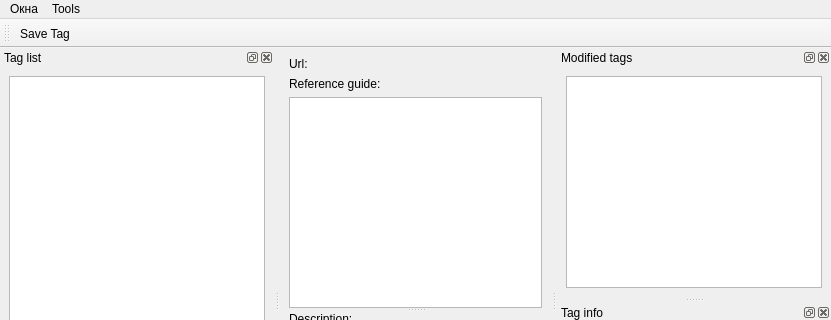
gil9red/SimplePyScripts, file preparation_description_tag_stackoverflow/mainwindow.ui: the form before one commit; both pictures show x 0 to 831 and y 0 to 320 of the 831 by 573 pixel window.
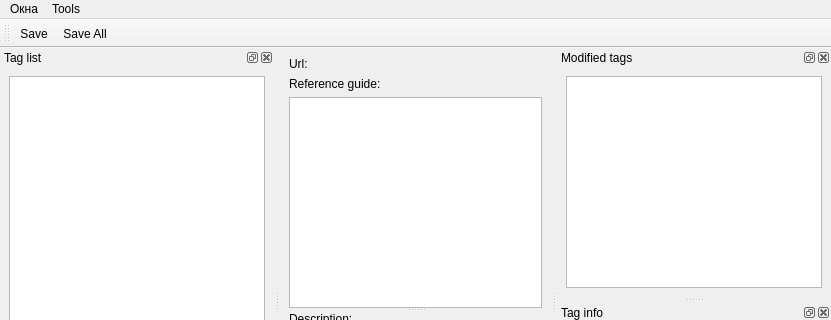
The form after the commit.

Commit message: Добавление кнопки сохранения всех тегов Изменение состояния тега в списке при сохранении его Оформленный показ тега в "Tag info" Другие небольшие изменения

What changed in the file:
```diff
--- a/preparation_description_tag_stackoverflow/mainwindow.ui
+++ b/preparation_description_tag_stackoverflow/mainwindow.ui
@@ -127,7 +127,8 @@
    <attribute name="toolBarBreak">
     <bool>false</bool>
    </attribute>
-   <addaction name="action_save_tag"/>
+   <addaction name="action_save"/>
+   <addaction name="action_save_all"/>
   </widget>
   <widget class="QDockWidget" name="dock_widget_tag_list">
    <property name="windowTitle">
@@ -186,9 +187,17 @@
     </layout>
    </widget>
   </widget>
-  <action name="action_save_tag">
+  <action name="action_save">
    <property name="text">
-    <string>Save Tag</string>
+    <string>Save</string>
+   </property>
+  </action>
+  <action name="action_save_all">
+   <property name="text">
+    <string>Save All</string>
+   </property>
+   <property name="toolTip">
+    <string>Save All Tags</string>
    </property>
   </action>
  </widget>
```
The commit also changes 2 other files.
